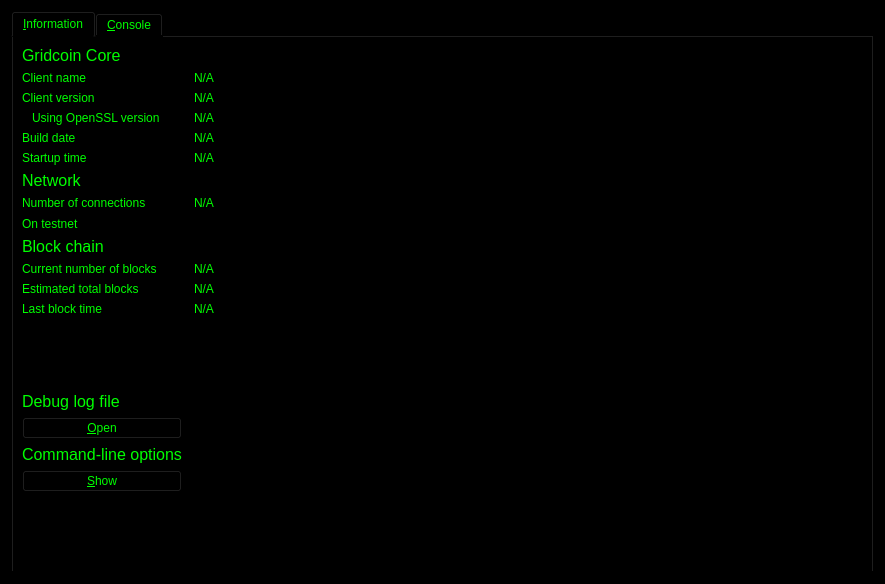
The window that src/qt/forms/rpcconsole.ui (gridcoin/Gridcoin-master) describes before a commit, drawn with Qt 5.
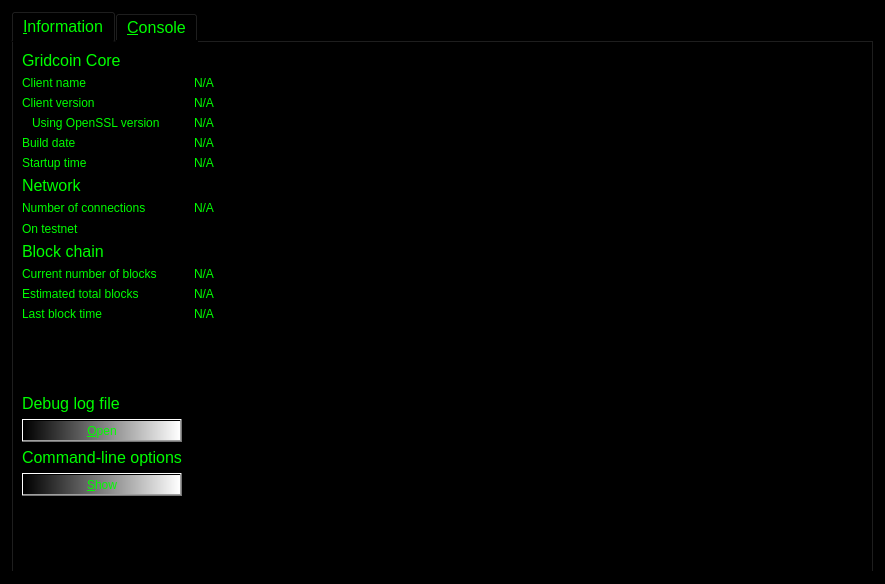
The same window after the commit. Icons and pictures are not drawn.

Diff of the .ui file:
```diff
--- a/src/qt/forms/rpcconsole.ui
+++ b/src/qt/forms/rpcconsole.ui
@@ -987,6 +987,16 @@
        </disabled>
       </palette>
      </property>
+     <property name="font">
+      <font>
+       <family>MS UI Gothic</family>
+       <pointsize>12</pointsize>
+       <weight>50</weight>
+       <italic>false</italic>
+       <bold>false</bold>
+       <stylestrategy>PreferAntialias</stylestrategy>
+      </font>
+     </property>
      <property name="autoFillBackground">
       <bool>false</bool>
      </property>
@@ -1388,6 +1398,10 @@
          <property name="autoFillBackground">
           <bool>false</bool>
          </property>
+         <property name="styleSheet">
+          <string notr="true">
+background-color:qlineargradient(spread:pad, x1:0, y1:0, x2:1, y2:0, stop:0 rgba(0, 0, 0, 255), stop:1 rgba(255, 255, 255, 255));</string>
+         </property>
          <property name="text">
           <string>&amp;Open</string>
          </property>
@@ -1420,6 +1434,10 @@
          <property name="autoFillBackground">
           <bool>false</bool>
          </property>
+         <property name="styleSheet">
+          <string notr="true">
+background-color:qlineargradient(spread:pad, x1:0, y1:0, x2:1, y2:0, stop:0 rgba(0, 0, 0, 255), stop:1 rgba(255, 255, 255, 255));</string>
+         </property>
          <property name="text">
           <string>&amp;Show</string>
          </property>
```
Left out of the diff: 5 changed lines with no effect on the pictures.
